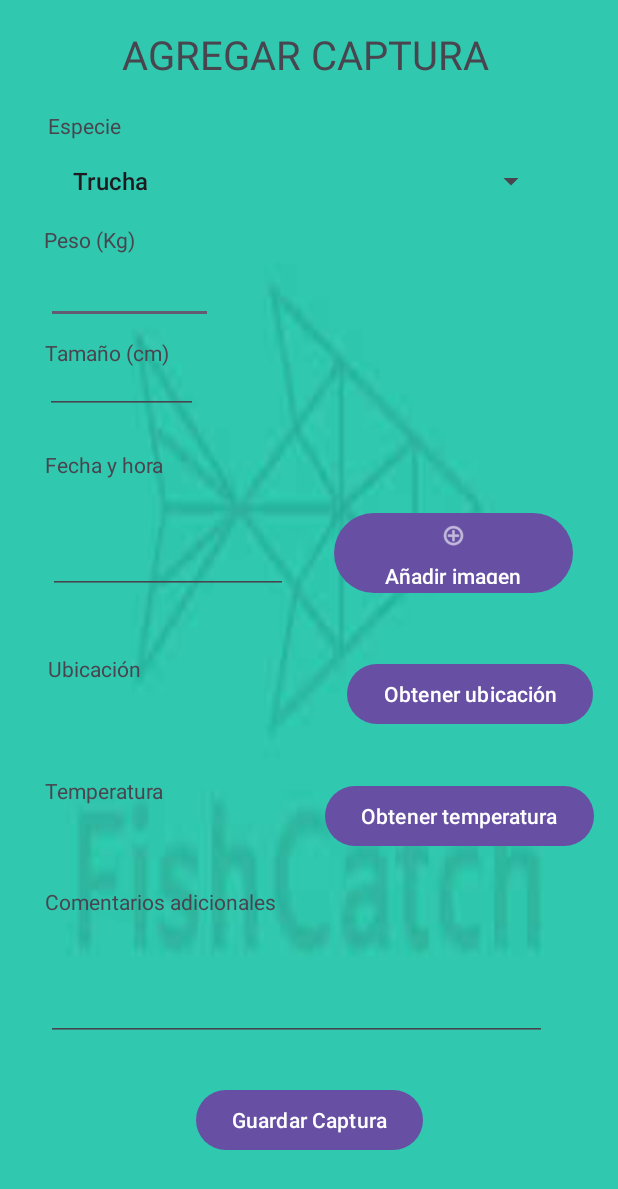
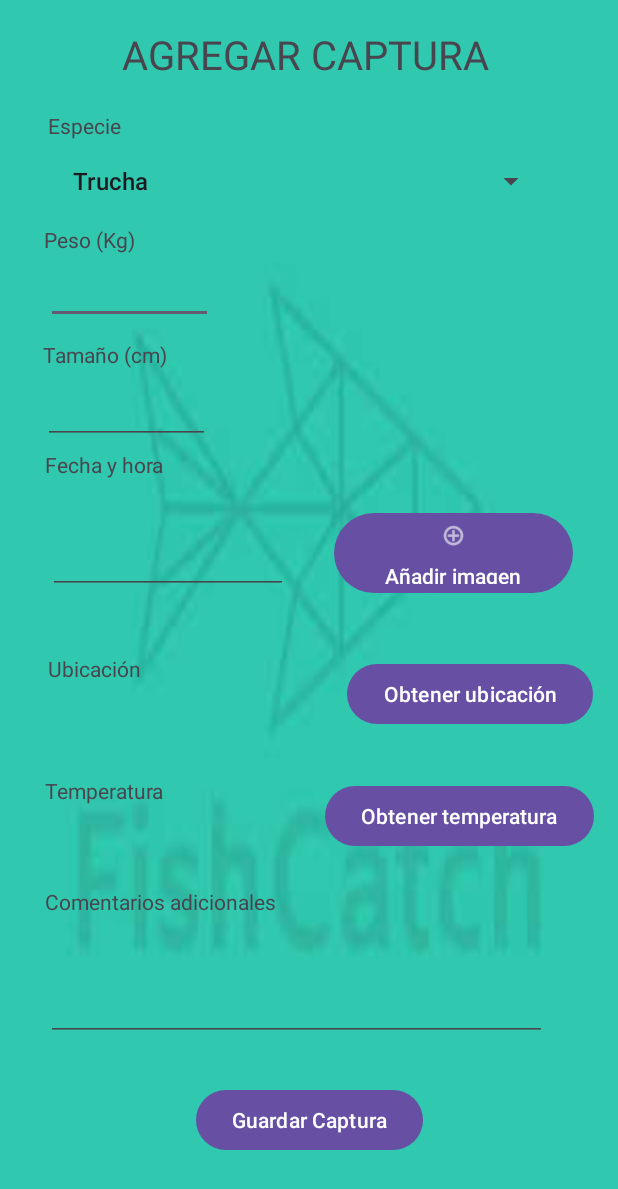
Before and after one commit to BartolomeGarcia/FishCatch, an Android app: the MainActivityAgregarCaptura screen opened directly, with no data from a screen before it, on a phone screen of 412 x 824 dp. Shown: the top 1189 px of the screen. Run offline under Robolectric (Android 15) with nearby library versions, the phone set to English and light mode, and no system bars; pictures from the network do not load.

Commit message:
Cambios de tamaño en layout Agregar Capturas

```diff
--- a/app/src/main/res/layout/activity_main_agregar_captura.xml
+++ b/app/src/main/res/layout/activity_main_agregar_captura.xml
@@ -81,23 +81,23 @@
         android:text="Tamaño (cm)"
         app:layout_constraintBottom_toBottomOf="parent"
         app:layout_constraintEnd_toEndOf="parent"
-        app:layout_constraintHorizontal_bias="0.091"
+        app:layout_constraintHorizontal_bias="0.088"
         app:layout_constraintStart_toStartOf="parent"
         app:layout_constraintTop_toTopOf="parent"
-        app:layout_constraintVertical_bias="0.28" />
+        app:layout_constraintVertical_bias="0.282" />
 
     <EditText
         android:id="@+id/editTextNumberTamanno"
-        android:layout_width="102dp"
-        android:layout_height="30dp"
+        android:layout_width="111dp"
+        android:layout_height="46dp"
         android:ems="10"
         android:inputType="number"
         app:layout_constraintBottom_toBottomOf="parent"
         app:layout_constraintEnd_toEndOf="parent"
-        app:layout_constraintHorizontal_bias="0.097"
+        app:layout_constraintHorizontal_bias="0.096"
         app:layout_constraintStart_toStartOf="parent"
         app:layout_constraintTop_toTopOf="parent"
-        app:layout_constraintVertical_bias="0.31" />
+        app:layout_constraintVertical_bias="0.321" />
 
     <TextView
         android:id="@+id/textView11"
@@ -248,14 +248,14 @@
 
     <ImageView
         android:id="@+id/imageViewCaptura"
-        android:layout_width="174dp"
-        android:layout_height="149dp"
+        android:layout_width="188dp"
+        android:layout_height="161dp"
         app:layout_constraintBottom_toBottomOf="parent"
         app:layout_constraintEnd_toEndOf="parent"
-        app:layout_constraintHorizontal_bias="0.873"
+        app:layout_constraintHorizontal_bias="0.928"
         app:layout_constraintStart_toStartOf="parent"
         app:layout_constraintTop_toTopOf="parent"
-        app:layout_constraintVertical_bias="0.233"
+        app:layout_constraintVertical_bias="0.228"
         tools:srcCompat="@tools:sample/avatars" />
 
 </androidx.constraintlayout.widget.ConstraintLayout>
```
